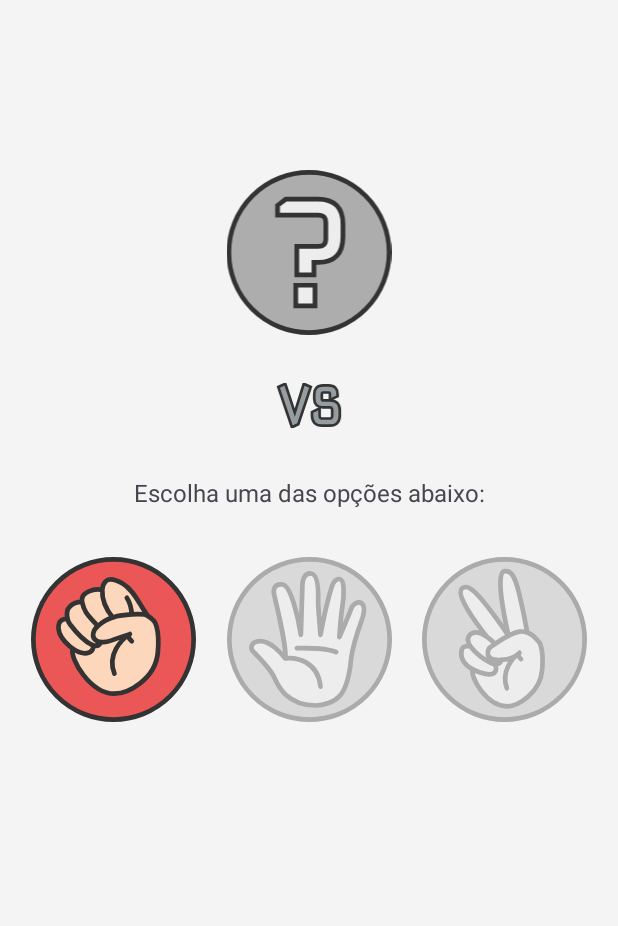
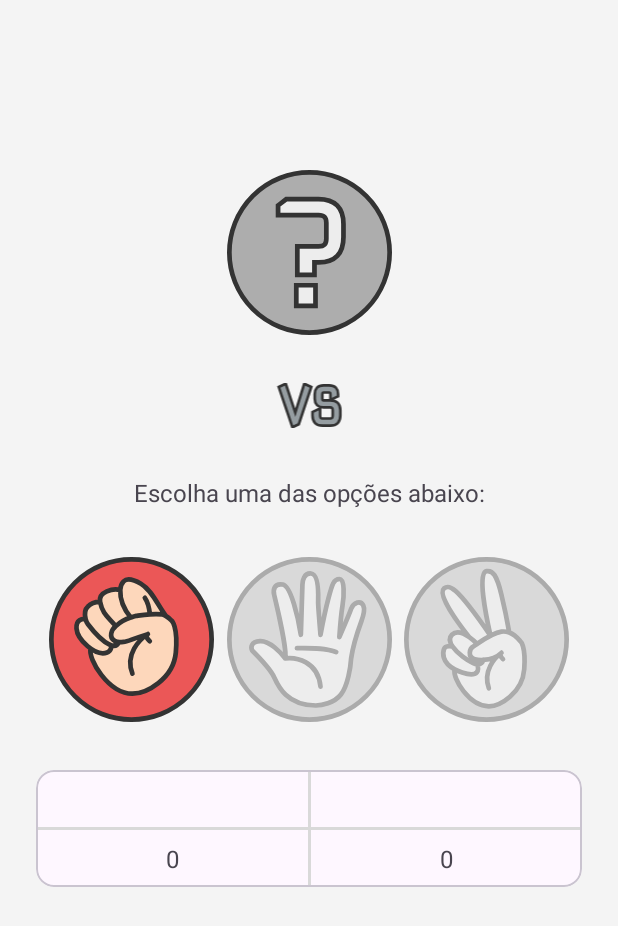
Before and after one commit to DiegoOliveiraa/Game-Rock-Paper-Scissors, an Android app: the StartGameActivity screen opened directly, with no data from a screen before it, after a tap on an icon or button, on a phone screen of 412 x 824 dp. Shown: the top 926 px of the screen. Run offline under Robolectric (Android 15) with nearby library versions, the phone set to English and light mode, and no system bars.

Commit message:
StartGameActivity

```diff
--- a/app/src/main/java/com/diegooliveira/rock_paper_scissors/di/ViewModelModule.kt
+++ b/app/src/main/java/com/diegooliveira/rock_paper_scissors/di/ViewModelModule.kt
@@ -8,6 +8,6 @@ import org.koin.dsl.module
 
 val viewModelModule = module {
     viewModel { PlayersViewModel(get(), get()) }
-    viewModel { RockPaperScissorsViewModel(get()) }
+    viewModel { RockPaperScissorsViewModel(get(), get()) }
     single { PlayerDataManager(get()) }
 }
--- a/app/src/main/java/com/diegooliveira/rock_paper_scissors/domain/entity/RockPaperScissorsType.kt
+++ b/app/src/main/java/com/diegooliveira/rock_paper_scissors/domain/entity/RockPaperScissorsType.kt
@@ -6,7 +6,7 @@ enum class RockPaperScissorsType(val tag: String) {
     SCISSORS(tag = "scissors");
 
     companion object {
-        fun String.fromTag(): RockPaperScissorsType? {
+        fun String.fromRockPaperScissorsType(): RockPaperScissorsType? {
             return values().find { it.tag == this }
         }
     }
--- a/app/src/main/java/com/diegooliveira/rock_paper_scissors/domain/entity/WinnerType.kt
+++ b/app/src/main/java/com/diegooliveira/rock_paper_scissors/domain/entity/WinnerType.kt
@@ -5,7 +5,7 @@ enum class WinnerType(val tag: String) {
     DEFEAT(tag = "cpu"),
     DRAW(tag = "draw");
     companion object {
-        fun String.fromWinnerTag(): WinnerType? {
+        fun String.fromWinnerType(): WinnerType? {
             return values().find { it.tag == this }
         }
     }
--- a/app/src/main/java/com/diegooliveira/rock_paper_scissors/ui/activities/StartGameActivity.kt
+++ b/app/src/main/java/com/diegooliveira/rock_paper_scissors/ui/activities/StartGameActivity.kt
@@ -5,13 +5,14 @@ import android.os.Bundle
 import android.view.View
 import android.widget.Toast
 import androidx.appcompat.widget.AppCompatImageView
+import androidx.appcompat.widget.AppCompatTextView
 import com.diegooliveira.rock_paper_scissors.R
 import com.diegooliveira.rock_paper_scissors.R.string.activity_start_game_name_opponent
 import com.diegooliveira.rock_paper_scissors.R.string.activity_start_game_name_player
 import com.diegooliveira.rock_paper_scissors.domain.entity.RockPaperScissorsType
 import com.diegooliveira.rock_paper_scissors.domain.entity.RockPaperScissorsType.*
-import com.diegooliveira.rock_paper_scissors.domain.entity.WinnerType
-import com.diegooliveira.rock_paper_scissors.domain.entity.WinnerType.Companion.fromWinnerTag
+import com.diegooliveira.rock_paper_scissors.domain.entity.RockPaperScissorsType.Companion.fromRockPaperScissorsType
+import com.diegooliveira.rock_paper_scissors.domain.entity.WinnerType.Companion.fromWinnerType
 import com.diegooliveira.rock_paper_scissors.domain.entity.WinnerType.DEFEAT
 import com.diegooliveira.rock_paper_scissors.domain.entity.WinnerType.DRAW
 import com.diegooliveira.rock_paper_scissors.domain.entity.WinnerType.VICTORY
@@ -31,6 +32,10 @@ class StartGameActivity : AppCompatActivity() {
     private lateinit var imageHandScissors: AppCompatImageView
     private lateinit var ivBgMessage: AppCompatImageView
     private lateinit var textMessage: MaterialTextView
+    private lateinit var textRankNamePlayerName: AppCompatTextView
+    private lateinit var textRankNamePlayerPoints: AppCompatTextView
+    private lateinit var textRankNameOpponentName: AppCompatTextView
+    private lateinit var textRankNameOpponentPoints: AppCompatTextView
 
     private var extraNamePlayer: String? = null
     private var extraNameOpponent: String? = null
@@ -42,6 +47,7 @@ class StartGameActivity : AppCompatActivity() {
         setUpTextViewNames()
         initObserversViewModel()
         setOnClickListeners()
+        viewModel.initRoundsPlayed()
     }
 
     private fun setUpTextViewNames() {
@@ -49,15 +55,36 @@ class StartGameActivity : AppCompatActivity() {
         extraNameOpponent = intent.getStringExtra("OPPONENT_NAME")
         extraNamePlayer?.let { player ->
             namePlayer.text = getString(activity_start_game_name_player, player)
+            textRankNamePlayerName.text = player
         }
         extraNameOpponent?.let { opponent ->
             descriptionOpponent.text = getString(activity_start_game_name_opponent, opponent)
+            textRankNameOpponentName.text = opponent
         }
     }
 
     private fun initObserversViewModel() {
+        viewModel.finalRoundsPlayed.observe(this) {
+            if (it == VICTORY) viewModel.savePlayerPoints(extraNamePlayer.orEmpty())
+            if (it == DEFEAT) viewModel.savePlayerPoints(extraNameOpponent.orEmpty())
+            Toast.makeText(
+                this,
+                getString(R.string.activity_start_game_message_final_rounds),
+                Toast.LENGTH_LONG
+            )
+        }
+
+        viewModel.pointsPlayer.observe(this) { points ->
+            textRankNamePlayerPoints.text = points.toString()
+        }
+
+        viewModel.pointsOpponent.observe(this) { points ->
+            textRankNameOpponentPoints.text = points.toString()
+        }
+
         viewModel.gameResult.observe(this) { result ->
-            when (result.winner.fromWinnerTag() ?: DRAW) {
+            result?.let { result ->
+                when (result.winner.fromWinnerType() ?: DRAW) {
                     VICTORY -> {
                         ivBgMessage.setImageResource(R.drawable.bg_message_victory)
                         textMessage.text = getString(R.string.activity_start_game_message_victory)
@@ -77,25 +104,24 @@ class StartGameActivity : AppCompatActivity() {
                         textMessage.setTextAppearance(R.style.TextViewMessageStyle_Draw)
                     }
                 }
-            val (bgResource, messageResource) = when (result.winner.fromWinnerTag() ?: DRAW) {
-                VICTORY -> R.drawable.bg_message_victory to R.string.activity_start_game_message_victory
-                DEFEAT -> R.drawable.bg_message_defeat to R.string.activity_start_game_message_defeat
-                DRAW -> R.drawable.bg_message_draw to R.string.activity_start_game_message_draw
-            }
 
-            ivBgMessage.setImageResource(bgResource)
-            textMessage.text = getString(messageResource)
-            ivBgMessage.visibility = View.VISIBLE
-            textMessage.visibility = View.VISIBLE
-        }
-        viewModel.setUpImageView.observe(this) {
                 imageOpponentsChoice.setImageResource(
-                when (it) {
+                    when (result.cpu.fromRockPaperScissorsType() ?: ROCK) {
                         ROCK -> R.drawable.ic_rock_selected
                         PAPER -> R.drawable.ic_paper_selected
                         SCISSORS -> R.drawable.ic_scissors_selected
                     }
                 )
+
+                ivBgMessage.visibility = View.VISIBLE
+                textMessage.visibility = View.VISIBLE
+            } ?: run {
+                Toast.makeText(
+                    this,
+                    getString(R.string.activity_start_game_message_error),
+                    Toast.LENGTH_LONG
+                ).show()
+            }
         }
     }
 
@@ -108,6 +134,10 @@ class StartGameActivity : AppCompatActivity() {
         imageHandScissors = findViewById(R.id.image_hand_scissors)
         ivBgMessage = findViewById(R.id.iv_bg_message)
         textMessage = findViewById(R.id.text_message)
+        textRankNamePlayerName = findViewById(R.id.text_rank_name_player_name)
+        textRankNamePlayerPoints = findViewById(R.id.text_rank_name_player_points)
+        textRankNameOpponentName = findViewById(R.id.text_rank_name_opponent_name)
+        textRankNameOpponentPoints = findViewById(R.id.text_rank_name_opponent_points)
     }
 
 
@@ -118,7 +148,12 @@ class StartGameActivity : AppCompatActivity() {
     }
 
     private fun makeIconsRockPaperScissors(selectedOption: RockPaperScissorsType) {
-        viewModel.playGame(selectedOption.tag)
+        viewModel.playGame(
+            guess = selectedOption.tag,
+            player = extraNamePlayer.orEmpty(),
+            opponent = extraNameOpponent.orEmpty()
+        )
+
         when (selectedOption) {
             ROCK -> {
                 imageHandRock.setImageResource(R.drawable.ic_rock_selected)
--- a/app/src/main/java/com/diegooliveira/rock_paper_scissors/ui/viewmodels/RockPaperScissorsViewModel.kt
+++ b/app/src/main/java/com/diegooliveira/rock_paper_scissors/ui/viewmodels/RockPaperScissorsViewModel.kt
@@ -5,28 +5,90 @@ import androidx.lifecycle.LiveData
 import androidx.lifecycle.MutableLiveData
 import androidx.lifecycle.ViewModel
 import androidx.lifecycle.viewModelScope
+import com.diegooliveira.rock_paper_scissors.data.source.local.PlayerDataManager
 import com.diegooliveira.rock_paper_scissors.data.source.remote.entity.RockPaperScissorsResult
 import com.diegooliveira.rock_paper_scissors.domain.entity.RockPaperScissorsType
-import com.diegooliveira.rock_paper_scissors.domain.entity.RockPaperScissorsType.Companion.fromTag
+import com.diegooliveira.rock_paper_scissors.domain.entity.RockPaperScissorsType.Companion.fromRockPaperScissorsType
+import com.diegooliveira.rock_paper_scissors.domain.entity.WinnerType
+import com.diegooliveira.rock_paper_scissors.domain.entity.WinnerType.Companion.fromWinnerType
+import com.diegooliveira.rock_paper_scissors.domain.entity.WinnerType.DEFEAT
+import com.diegooliveira.rock_paper_scissors.domain.entity.WinnerType.VICTORY
 import com.diegooliveira.rock_paper_scissors.domain.repository.RockPaperScissorsRepository
 import kotlinx.coroutines.launch
-class RockPaperScissorsViewModel(private val repository: RockPaperScissorsRepository) : ViewModel() {
 
-    val setUpImageView: LiveData<RockPaperScissorsType> get() = _setUpImageView
-    private val _setUpImageView = MutableLiveData<RockPaperScissorsType>()
+class RockPaperScissorsViewModel(
+    private val repository: RockPaperScissorsRepository,
+    private val playerDataManager: PlayerDataManager
+) : ViewModel() {
 
-    val gameResult: LiveData<RockPaperScissorsResult> get() = _gameResult
-    private val _gameResult = MutableLiveData<RockPaperScissorsResult>()
+    private val _roundsPlayed = MutableLiveData<Int>()
 
-    fun playGame(guess: String) {
+    val finalRoundsPlayed: LiveData<WinnerType> get() = _finalRoundsPlayed
+    private val _finalRoundsPlayed = MutableLiveData<WinnerType>()
+    val gameResult: LiveData<RockPaperScissorsResult?> get() = _gameResult
+    private val _gameResult = MutableLiveData<RockPaperScissorsResult?>()
+
+    val pointsPlayer: LiveData<Int> get() = _pointsPlayer
+    private val _pointsPlayer = MutableLiveData<Int>()
+
+    val pointsOpponent: LiveData<Int> get() = _pointsOpponent
+    private val _pointsOpponent = MutableLiveData<Int>()
+
+    fun playGame(guess: String, player: String, opponent: String) {
         viewModelScope.launch {
             try {
                 val response = repository.playGame(guess)
-                _setUpImageView.value = response.cpu.fromTag()
                 _gameResult.value = response
+                updatePlayerPoints(player, opponent, response.winner)
             } catch (e: Exception) {
-                Log.i("ERRO API", e.toString())
+                _gameResult.value = null
             }
         }
     }
+
+    private fun updatePlayerPoints(winner: String) {
+        when (winner.fromWinnerType()) {
+            VICTORY -> {
+                _pointsPlayer.value = _pointsPlayer.value?.plus(1)
+                checkRoundsPlayed()
+            }
+
+            DEFEAT -> {
+                _pointsOpponent.value = _pointsOpponent.value?.plus(1)
+                checkRoundsPlayed()
+            }
+
+            else -> null
+        }
+    }
+
+    fun savePlayerPoints(playerName: String) {
+        playerDataManager.updatePlayerPoints(playerName)
+    }
+
+    private fun checkRoundsPlayed() {
+        _roundsPlayed.value?.let { rounds ->
+            _roundsPlayed.value = rounds.plus(1)
+            Log.e("ROUNDS", rounds.toString())
+            if (rounds >= 3) {
+                checkRoundWinner()
+                initRoundsPlayed()
+            }
+        }
+    }
+
+    private fun checkRoundWinner() {
+        _pointsOpponent.value?.let { opponent ->
+            _pointsPlayer.value?.let { player ->
+                if (opponent > player) _finalRoundsPlayed.value = DEFEAT
+                else _finalRoundsPlayed.value = VICTORY
+            }
+        }
+    }
+
+    fun initRoundsPlayed() {
+        _roundsPlayed.value = 1
+        _pointsOpponent.value = 0
+        _pointsPlayer.value = 0
+    }
 }
--- a/app/src/main/res/layout/activity_start_game.xml
+++ b/app/src/main/res/layout/activity_start_game.xml
@@ -4,17 +4,20 @@
     xmlns:tools="http://schemas.android.com/tools"
     android:layout_width="match_parent"
     android:background="@color/bg_logo"
+    android:padding="24dp"
     android:layout_height="match_parent">
 
     <com.google.android.material.textview.MaterialTextView
         android:id="@+id/tv_name_player"
-        android:layout_width="wrap_content"
+        android:layout_width="0dp"
         android:layout_height="wrap_content"
-        android:layout_marginTop="24dp"
         android:textSize="20sp"
+        android:ellipsize="end"
         android:textStyle="bold"
         app:layout_constraintEnd_toEndOf="parent"
         app:layout_constraintStart_toStartOf="parent"
+        android:gravity="center"
+        android:maxLines="1"
         app:layout_constraintTop_toTopOf="parent"
         tools:text="Olá Diego" />
 
@@ -32,7 +35,7 @@
 
     <androidx.appcompat.widget.AppCompatImageView
         android:id="@+id/image_opponents_choice"
-        android:layout_width="120dp"
+        android:layout_width="110dp"
         android:layout_height="110dp"
         android:layout_marginTop="32dp"
         app:layout_constraintEnd_toEndOf="parent"
@@ -126,4 +129,10 @@
         app:layout_constraintTop_toTopOf="@+id/image_hand_paper"
         app:srcCompat="@drawable/ic_scissors_selected" />
 
+    <include
+        layout="@layout/item_ranking_start_game_names"
+        app:layout_constraintEnd_toEndOf="parent"
+        app:layout_constraintStart_toStartOf="parent"
+        app:layout_constraintTop_toBottomOf="@+id/image_hand_paper" />
+
 </androidx.constraintlayout.widget.ConstraintLayout>
--- /dev/null
+++ b/app/src/main/res/layout/item_ranking_start_game_names.xml
@@ -0,0 +1,104 @@
+<?xml version="1.0" encoding="utf-8"?>
+<com.google.android.material.card.MaterialCardView xmlns:android="http://schemas.android.com/apk/res/android"
+    xmlns:app="http://schemas.android.com/apk/res-auto"
+    xmlns:tools="http://schemas.android.com/tools"
+    android:layout_width="match_parent"
+    android:layout_height="wrap_content"
+    android:layout_marginTop="32dp"
+    app:layout_constraintEnd_toEndOf="parent"
+    app:layout_constraintStart_toStartOf="parent"
+    app:layout_constraintTop_toBottomOf="@+id/image_hand_paper">
+
+    <androidx.constraintlayout.widget.ConstraintLayout
+        android:layout_width="match_parent"
+        android:layout_height="match_parent">
+
+        <androidx.appcompat.widget.AppCompatTextView
+            android:id="@+id/text_rank_name_player_name"
+            android:layout_width="0dp"
+            android:layout_height="wrap_content"
+            android:layout_marginHorizontal="24dp"
+            android:layout_marginVertical="8dp"
+            android:ellipsize="end"
+            android:textSize="16dp"
+            android:gravity="center"
+            android:maxLines="1"
+            android:textStyle="bold"
+            app:layout_constraintBottom_toTopOf="@+id/stick_horizontal"
+            app:layout_constraintEnd_toStartOf="@+id/stick_vertical"
+            app:layout_constraintHorizontal_bias="0.0"
+            app:layout_constraintStart_toStartOf="parent"
+            app:layout_constraintTop_toTopOf="parent"
+            tools:text="@tools:sample/lorem/random" />
+
+        <androidx.appcompat.widget.AppCompatTextView
+            android:id="@+id/text_rank_name_player_points"
+            android:layout_width="0dp"
+            android:layout_height="wrap_content"
+            android:layout_marginHorizontal="24dp"
+            android:layout_marginVertical="8dp"
+            android:ellipsize="end"
+            android:gravity="center"
+            android:maxLines="1"
+            android:textSize="16dp"
+            app:layout_constraintBottom_toBottomOf="parent"
+            app:layout_constraintEnd_toStartOf="@+id/stick_vertical"
+            app:layout_constraintHorizontal_bias="1.0"
+            app:layout_constraintStart_toStartOf="parent"
+            app:layout_constraintTop_toBottomOf="@+id/stick_horizontal"
+            tools:text="1" />
+
+        <View
+            android:id="@+id/stick_vertical"
+            android:layout_width="2dp"
+            android:layout_height="0dp"
+            android:background="@color/gray"
+            app:layout_constraintBottom_toBottomOf="parent"
+            app:layout_constraintEnd_toEndOf="parent"
+            app:layout_constraintStart_toStartOf="parent"
+            app:layout_constraintTop_toTopOf="parent" />
+
+        <View
+            android:id="@+id/stick_horizontal"
+            android:layout_width="0dp"
+            android:layout_height="2dp"
+            android:background="@color/gray"
+            app:layout_constraintBottom_toBottomOf="parent"
+            app:layout_constraintTop_toTopOf="@+id/stick_vertical" />
+
+        <androidx.appcompat.widget.AppCompatTextView
+            android:id="@+id/text_rank_name_opponent_name"
+            android:layout_width="0dp"
+            android:layout_height="wrap_content"
+            android:layout_marginHorizontal="24dp"
+            android:layout_marginVertical="8dp"
+            android:ellipsize="end"
+            android:gravity="center"
+            android:textSize="16dp"
+            android:maxLines="1"
+            android:textStyle="bold"
+            app:layout_constraintBottom_toTopOf="@+id/stick_horizontal"
+            app:layout_constraintEnd_toEndOf="parent"
+            app:layout_constraintStart_toEndOf="@+id/stick_vertical"
+            app:layout_constraintTop_toTopOf="parent"
+            tools:text="@tools:sample/lorem/random" />
+
+        <androidx.appcompat.widget.AppCompatTextView
+            android:id="@+id/text_rank_name_opponent_points"
+            android:layout_width="0dp"
+            android:layout_height="wrap_content"
+            android:layout_marginHorizontal="24dp"
+            android:layout_marginVertical="8dp"
+            android:ellipsize="end"
+            android:gravity="center"
+            android:maxLines="1"
+            android:textSize="16dp"
+            app:layout_constraintBottom_toBottomOf="@+id/stick_vertical"
+            app:layout_constraintEnd_toEndOf="parent"
+            app:layout_constraintStart_toEndOf="@+id/stick_vertical"
+            app:layout_constraintTop_toBottomOf="@+id/stick_horizontal"
+            tools:text="2" />
+
+    </androidx.constraintlayout.widget.ConstraintLayout>
+
+</com.google.android.material.card.MaterialCardView>
--- a/app/src/main/res/values/colors.xml
+++ b/app/src/main/res/values/colors.xml
@@ -8,6 +8,7 @@
     <color name="black">#FF000000</color>
     <color name="text_black">#333333</color>
     <color name="white">#FFFFFFFF</color>
+    <color name="gray">#D9D9D9</color>
 
     <color name="victory">#27AE60</color>
     <color name="defeat">#EB5757</color>
--- a/app/src/main/res/values/strings.xml
+++ b/app/src/main/res/values/strings.xml
@@ -11,9 +11,11 @@
     <string name="activity_start_game_message_victory">PARABÉNS VOCÊ GANHOU!</string>
     <string name="activity_start_game_message_defeat">QUE PENA NAO FOI DESSA VEZ</string>
     <string name="activity_start_game_message_draw">EMPATE, TENTE DE NOVO</string>
+    <string name="activity_start_game_message_error">Ocorreu um erro ao executar a partida, tente novamente!</string>
 
     <string name="activity_ranking_opponent_name">Ranking dos jogadores:</string>
     <string name="activity_ranking_points">Pontos</string>
     <string name="activity_back_ranking">Voltar</string>
+    <string name="activity_start_game_message_final_rounds">Final da Partida</string>
 
 </resources>
```
Also changed, not shown: app/src/main/java/com/diegooliveira/rock_paper_scissors/data/source/local/PlayerDataManager.kt (+26 -6 lines), app/src/main/res/layout/item_ranking_player.xml (+3 -10 lines). Lines whose indentation alone changed are shown as unchanged.
